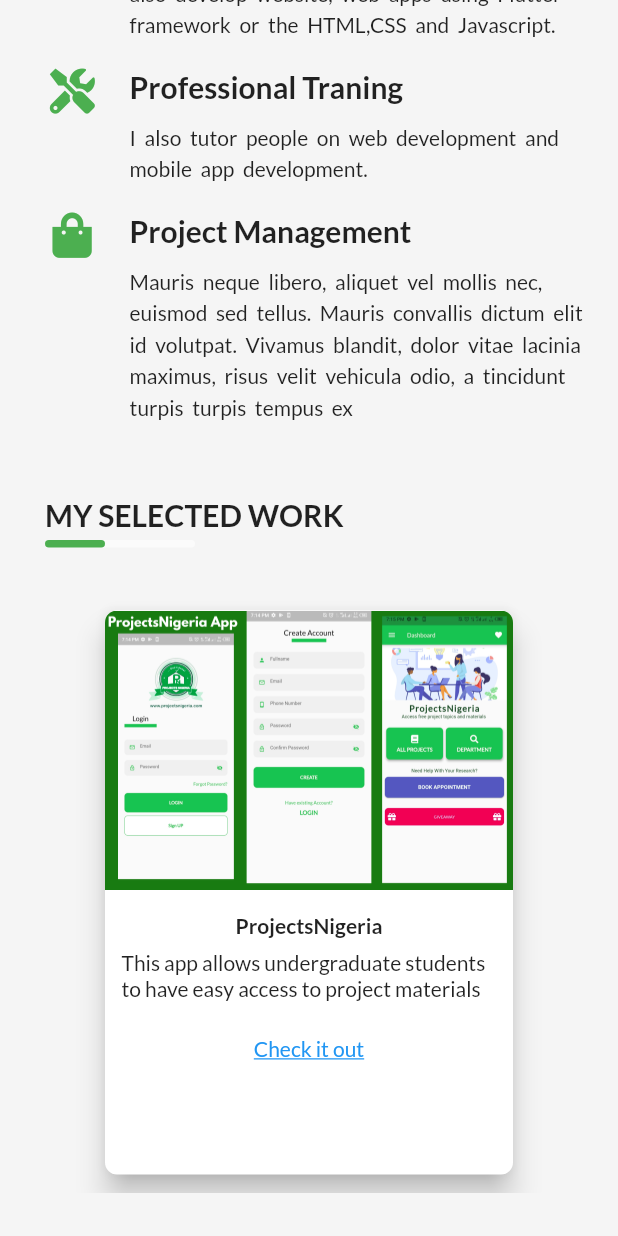
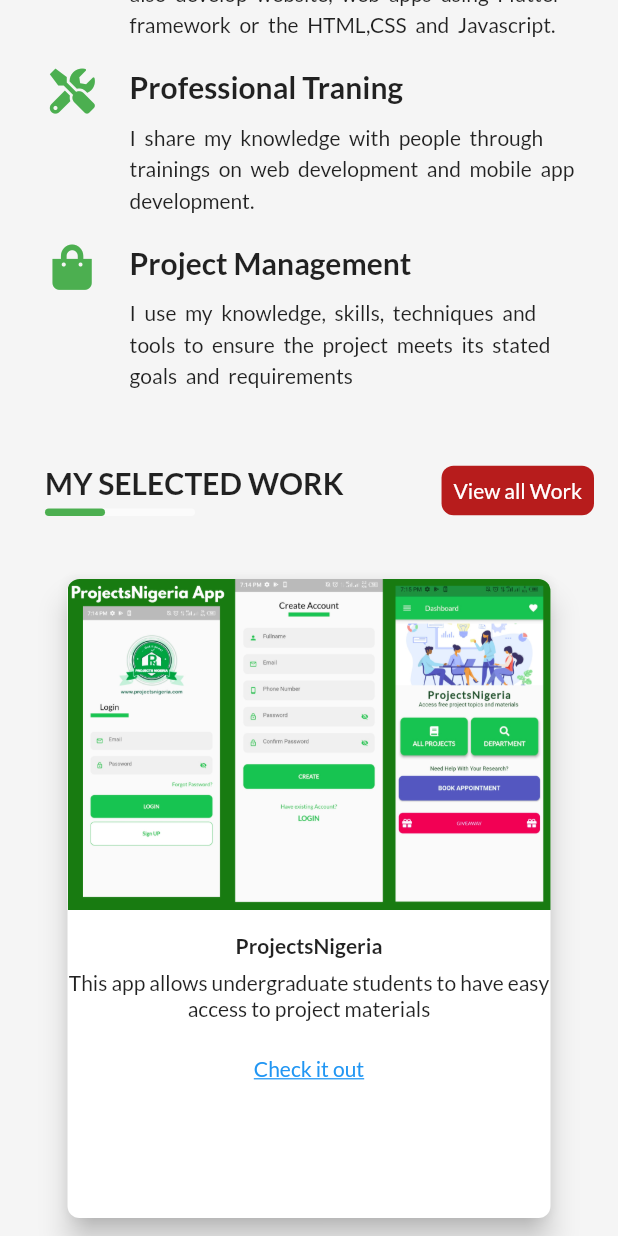
Before and after one commit to aloRanking/portfolio_app, a Flutter app: the screen it shows after launch, scrolled down 1152 dp, on a phone screen of 412 x 824 dp. Run offline on Flutter 3.47's test engine with Material 2 defaults, Android fonts, the phone set to English and light mode, and no system bars; our stand-ins replace animate_do, font_awesome_flutter, google_fonts; missing offline and left inert: draggable_scrollbar, hovering, universal_html.

Commit message:
code refactor: added cv

```diff
--- a/lib/pages/portfolio.dart
+++ b/lib/pages/portfolio.dart
@@ -1,11 +1,13 @@
-import 'package:draggable_scrollbar/draggable_scrollbar.dart';
+
 import 'package:flutter/material.dart';
 
 import 'package:portfolio_app/model/selected_work.dart';
+import 'package:portfolio_app/utils/colors.dart';
 import 'package:portfolio_app/utils/responsive.dart';
 import 'package:portfolio_app/utils/strings.dart';
 import 'package:portfolio_app/widgets/projectItem.dart';
 import 'package:portfolio_app/widgets/subhead.dart';
+import 'package:universal_html/js.dart' as js;
 
 class PortfolioPage extends StatefulWidget {
   const PortfolioPage({
@@ -58,8 +60,32 @@ class DesktopPortfolioPage extends StatelessWidget {
   Widget build(BuildContext context) {
    return Column(
               children: [
-                SubProfileHeadline(
-                  headline: 'My Selected Work',
+               Row(
+                  mainAxisAlignment: MainAxisAlignment.spaceBetween,
+                  children: [
+                    SubProfileHeadline(
+                      headline: 'My Selected Work',
+                    ),
+
+                    Padding(
+                      padding: const EdgeInsets.only(right:16.0),
+                      child: GestureDetector(
+                        onTap: (){
+                          js.context.callMethod('open', [github]);
+
+                        },
+                        child: Container(
+                          padding: const EdgeInsets.all(8),
+                          decoration: BoxDecoration(
+                            borderRadius: BorderRadius.circular(8),
+                            color: Colors.red[900]
+                          ),
+                          child: Text('View all Work',
+                          style: TextStyle(color: kWhiteColor),),
+                        ),
+                      ),
+                    )
+                  ],
                 ),
                 Container(
                     padding: EdgeInsets.all(8),
@@ -102,12 +128,35 @@ class MobilePorfolioPage extends StatelessWidget {
     var width = MediaQuery.of(context).size.width;
     return Column(
               children: [
-                SubProfileHeadline(
-                  headline: 'My Selected Work',
-                ),
-                Container(
-                  height: 400,
-                  width: width-100,
+                Row(
+                  mainAxisAlignment: MainAxisAlignment.spaceBetween,
+                  children: [
+                    SubProfileHeadline(
+                      headline: 'My Selected Work',
+                    ),
+
+                    Padding(
+                      padding: const EdgeInsets.only(right:16.0),
+                      child: GestureDetector(
+                        onTap: (){
+                          js.context.callMethod('open', [github]);
+
+                        },
+                        child: Container(
+                          padding: const EdgeInsets.all(8),
+                          decoration: BoxDecoration(
+                            borderRadius: BorderRadius.circular(8),
+                            color: Colors.red[900]
+                          ),
+                          child: Text('View all Work',
+                          style: TextStyle(color: kWhiteColor),),
+                        ),
+                      ),
+                    )
+                  ],
+                ),Container(
+                  height: 450,
+                  width: width-50,
                   child: PageView.builder(
                     scrollDirection: Axis.horizontal,
                     controller: controller,
--- a/lib/pages/servicePage.dart
+++ b/lib/pages/servicePage.dart
@@ -109,7 +109,7 @@ class DesktopServicePage extends StatelessWidget {
                   child: Column(
                     crossAxisAlignment: CrossAxisAlignment.start,
                     children: [
-                      Text('Training',
+                      Text('Professinonal Training',
                           style: TextStyle(
                               fontSize: 20, fontWeight: FontWeight.bold)),
                       SizedBox(
@@ -141,7 +141,7 @@ class DesktopServicePage extends StatelessWidget {
                         height: 10,
                       ),
                       Text(
-                        whatIDo,
+                        projMgt,
                         style: TextStyle(wordSpacing: 3, height: 1.5),
                       ),
                       SizedBox(
@@ -265,7 +265,7 @@ class MobileServicePage extends StatelessWidget {
                               SizedBox(
                                 height: 10,
                               ),
-                              Text(whatIDo, style: kTableRowTextStyle),
+                              Text(projMgt, style: kTableRowTextStyle),
                               SizedBox(
                                 height: 20,
                               ),
--- a/lib/utils/strings.dart
+++ b/lib/utils/strings.dart
@@ -1,17 +1,18 @@
 const whatIDo =
     'Mauris neque libero, aliquet vel mollis nec, euismod sed tellus. Mauris convallis dictum elit id volutpat. Vivamus blandit, dolor vitae lacinia maximus, risus velit vehicula odio, a tincidunt turpis turpis tempus ex';
 const aboutMe_txt =
-    '''I am an application software developer with over 4 years hands-on experience using Android sdk, Dart + Flutter to develop mobile applications. I am highly skilled in designing, developing and testing softwares. I have the understanding of data structures and algorithms, the knowledge of back-end development best practices, state management, integrating restful APIs, Firebase, version control systems etc and  also hands-on software troubleshooting experience.''';
+    '''I am an application software developer with over 3 years hands-on experience using Android sdk, Dart + Flutter to develop mobile applications. I am highly skilled in designing, developing and testing softwares. I have the understanding of data structures and algorithms, the knowledge of back-end development best practices, state management, integrating restful APIs, Firebase, version control systems etc and  also hands-on software troubleshooting experience.''';
 
 const app_dev =
     'I specialize in developing efficient apps that are beautiful and work across all platform (Andriod, iOS and Web)';
 const web_dev =
     'Web applications are software developed for a specific purpose, hosted on a web server. I can also develop website, web apps using Flutter framework or the HTML,CSS and Javascript.';
 
-const train_dev = 'I also tutor people on web development and mobile app development.';
-const anime_dev = '';
+const train_dev = 'I share my knowledge with people through trainings on web development and mobile app development.';
+const projMgt = 'I use my knowledge, skills, techniques and tools to ensure the project meets its stated goals and requirements ';
 
 //links
+const String downloadCV = 'https://drive.google.com/file/d/1VWMBD-jWo01zfaSHDBofXBArAzH2gwVU/view?usp=sharing';
 const String github = 'https://github.com/aloranking/';
 const String linkedIn = 'https://www.linkedin.com/in/adigun-abdul-lateef-02/';
 const String twitter = 'https://mobile.twitter.com/chuck8612';
--- a/lib/widgets/contact_buttons.dart
+++ b/lib/widgets/contact_buttons.dart
@@ -1,8 +1,10 @@
 import 'package:flutter/material.dart';
 
 import 'package:portfolio_app/utils/colors.dart';
+import 'package:portfolio_app/utils/strings.dart';
 
 import 'hover_button.dart';
+import 'package:universal_html/js.dart' as js;
 
 
 
@@ -18,7 +20,9 @@ class ContactButtons extends StatelessWidget {
         //mainAxisAlignment: MainAxisAlignment.start,
         children: [
           HoverBtn(
-            onPressed: () {},
+            onPressed: () {
+               js.context.callMethod('open', [downloadCV]);
+            },
             borderColor: kGreenColor,
             buttonText: 'DOWNLOAD CV',
             hoverColor: kGreenColor,
--- a/lib/widgets/projectItem.dart
+++ b/lib/widgets/projectItem.dart
@@ -96,7 +96,7 @@ class MobileProjectItem extends StatelessWidget {
       padding: const EdgeInsets.only(
                   left: 16, right: 16, top: 8, bottom: 8),
       child: Container(
-        width: 150,
+        //width: 150,
         child: Card(
                   elevation: 8,
                   shape: RoundedRectangleBorder(
@@ -127,7 +127,7 @@ class MobileProjectItem extends StatelessWidget {
                         height: 15,
                       ),
                       Container(
-                        width: 250,
+                        //width: 250,
                         child: Column(
                           children: [
                             Text(
@@ -137,7 +137,8 @@ class MobileProjectItem extends StatelessWidget {
                             SizedBox(
                               height: 8,
                             ),
-                            Text(project!.subtitle),
+                            Text(project!.subtitle,
+                            textAlign: TextAlign.center,),
                             SizedBox(
                               height: 8,
                             ),
```
